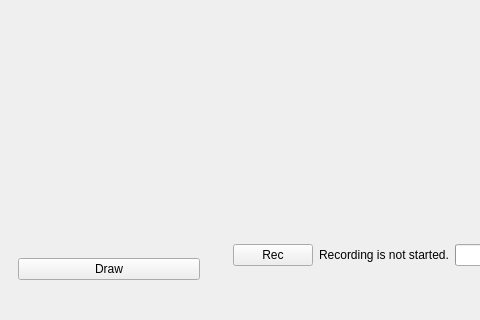
Before: the Qt Designer form mainwindow.ui in Constantor/fractals3d, drawn with Qt 5; both pictures show x 0 to 480 and y 294 to 614 of the 847 by 614 pixel window.
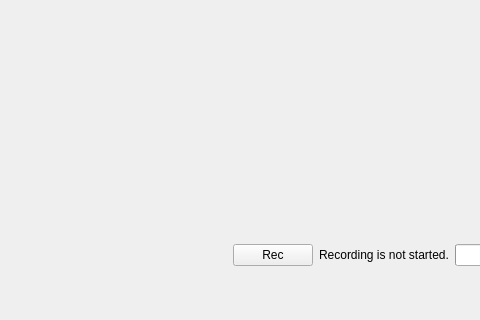
After: the same form once the commit is applied. Custom widgets are drawn as their Qt base class.

Commit message: Button removed, auto-refresh added

Diff of the .ui file:
```diff
--- a/mainwindow.ui
+++ b/mainwindow.ui
@@ -190,13 +190,6 @@
          </property>
         </spacer>
        </item>
-       <item>
-        <widget class="QPushButton" name="drawButton">
-         <property name="text">
-          <string>Draw</string>
-         </property>
-        </widget>
-       </item>
       </layout>
      </widget>
     </item>
```
The commit also changes 1 other file.
